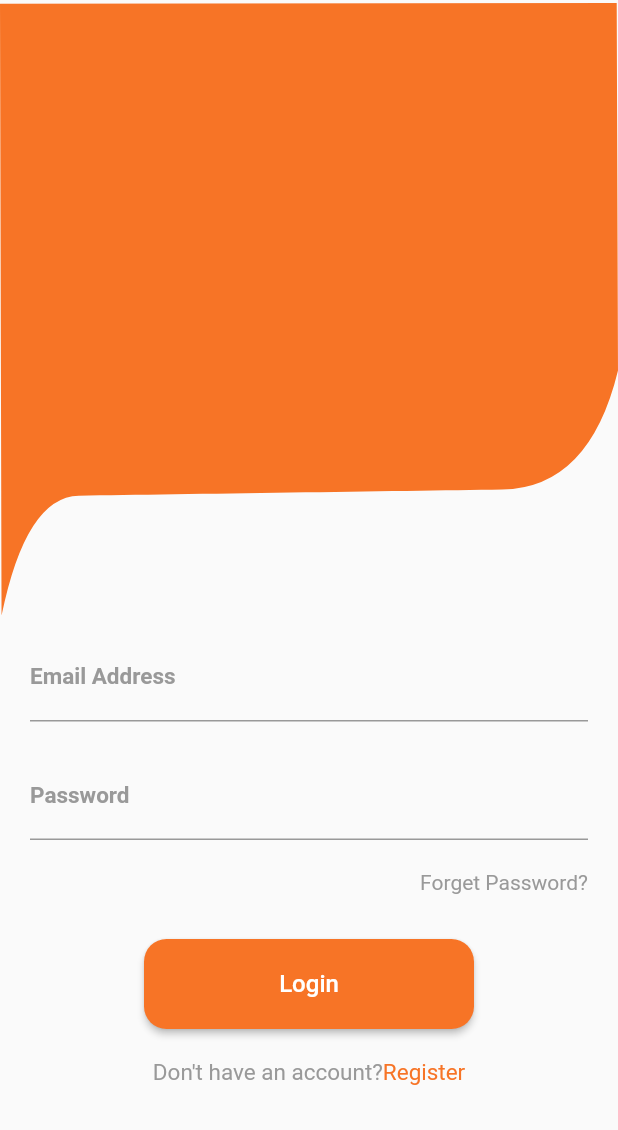
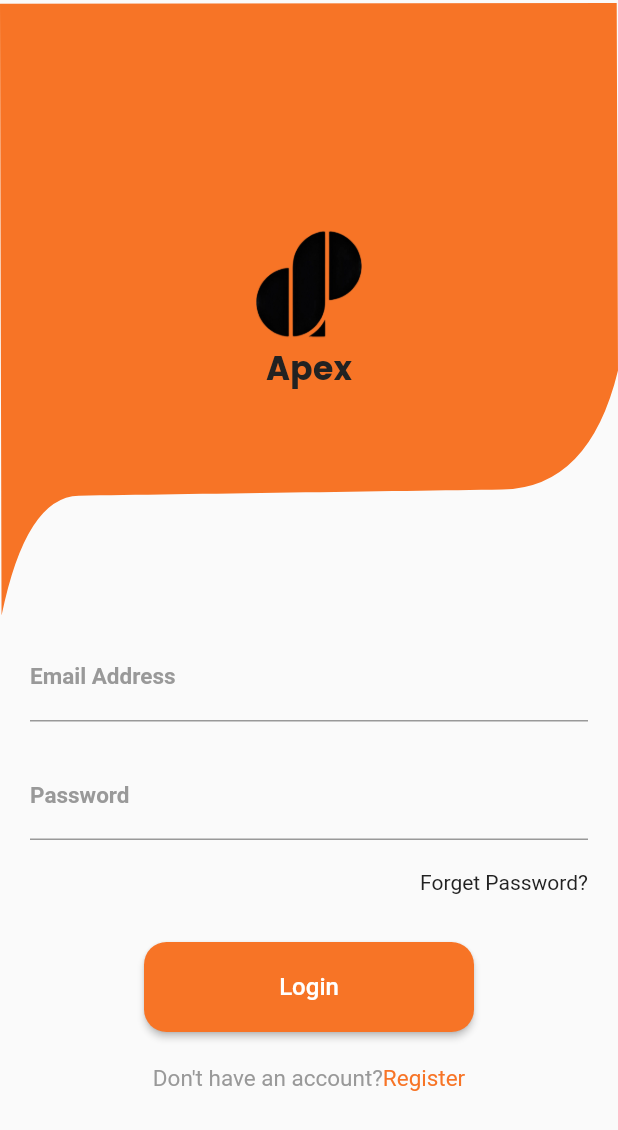
Before and after one commit to zeinabtareek/apex-master, a Flutter app: the LoginScreen screen opened directly, on a phone screen of 412 x 824 dp. Shown: the top 1130 px of the screen. Run offline on Flutter 3.47's test engine with Material 2 defaults, Android fonts, the phone set to English and light mode, and no system bars; our stand-ins replace animated_splash_screen, get; Roboto replaces fonts that are missing (Poppins SemiBold).

```diff
--- a/lib/constant.dart
+++ b/lib/constant.dart
@@ -7,4 +7,12 @@ class K {
   static const borderColor = Color(0xFFF0E5CF);
   static const cardColor = Color(0xFF082032);
   static const whiteColor = Colors.white;
+
+
+  static const sizedBoxH=SizedBox(
+    height: 22,
+  );
+  static const sizedBoxW=SizedBox(
+    width: 22,
+  );
 }
--- a/lib/main.dart
+++ b/lib/main.dart
@@ -1,5 +1,7 @@
 import 'package:apex/screens/login_screen/login_screen.dart';
+import 'package:apex/screens/splash_screen.dart';
 import 'package:flutter/material.dart';
+import 'package:get/get_navigation/src/root/get_material_app.dart';
 
 void main() {
   runApp(const MyApp());
@@ -10,9 +12,9 @@ class MyApp extends StatelessWidget {
 
   @override
   Widget build(BuildContext context) {
-    return const MaterialApp(
+    return const GetMaterialApp(
       debugShowCheckedModeBanner: false,
-      home: LoginScreen(
+      home: SplashScreen(
       ),
     );
   }
--- a/lib/screens/login_screen/login_screen.dart
+++ b/lib/screens/login_screen/login_screen.dart
@@ -3,8 +3,12 @@ import 'package:apex/component/register_button.dart';
 import 'package:apex/component/rich_text.dart';
 import 'package:apex/component/text_field.dart';
 import 'package:apex/constant.dart';
+import 'package:apex/routes/app_route.dart';
+import 'package:apex/screens/register_screen/register_screen.dart';
 import 'package:flutter/material.dart';
 import 'package:get/get.dart';
+
+import '../product_details.dart';
 
 class LoginScreen extends StatelessWidget {
   const LoginScreen({Key? key}) : super(key: key);
@@ -15,9 +19,30 @@ class LoginScreen extends StatelessWidget {
       body: SingleChildScrollView(
         child: Column(
           children: [
-            CustomPaint(
-              size: Size(Get.width, (Get.height * 0.5).toDouble()),
-              painter: Shapes(),
+            SizedBox(
+              width: Get.width,
+              height: Get.height * 0.5,
+              child: CustomPaint(
+                child: Column(
+                  mainAxisAlignment: MainAxisAlignment.center,
+                  children: [
+                    SizedBox(
+                      width: 100,
+                      height: 80,
+                      child: Image.asset("assets/images/logo.png"),
+                    ),
+                    const Text(
+                      "Apex",
+                      style: TextStyle(
+                        color: K.blackColor,
+                        fontSize: 22,
+                        fontFamily: "Poppins-Bold",
+                      ),
+                    )
+                  ],
+                ),
+                painter: Shapes(),
+              ),
             ),
             FixedTextField(
               key: key,
@@ -35,32 +60,32 @@ class LoginScreen extends StatelessWidget {
                 alignment: Alignment.bottomRight,
                 child: Text(
                   "Forget Password?",
-                  style: TextStyle(color: K.grayColor),
+                  style: TextStyle(
+                    fontSize: 14,
+                    color: K.blackColor,
+                    fontFamily: "Poppins SemiBold",
+                  ),
                 ),
               ),
             ),
-            box(),
+            K.sizedBoxH,
             RegisterButton(
               key: key,
               function: () {},
               label: "Login",
             ),
-            box(),
+            K.sizedBoxH,
             FixedRichText(
               key: key,
               leftLabel: "Don't have an account?",
               rightLabel: "Register",
-              onTab: () {},
+              onTab: () {
+                Get.toNamed(AppRoutes.registerScreen);
+              },
             ),
           ],
         ),
       ),
     );
   }
-
-  Widget box() {
-    return const SizedBox(
-      height: 20,
-    );
-  }
 }
--- a/pubspec.yaml
+++ b/pubspec.yaml
@@ -35,6 +35,9 @@ dependencies:
   # Use with the CupertinoIcons class for iOS style icons.
   cupertino_icons: ^1.0.2
   get: ^4.6.1
+  animated_splash_screen: ^1.1.0
+  carousel_slider: ^4.0.0
+  smooth_page_indicator: ^1.0.0+2
 dev_dependencies:
   flutter_test:
     sdk: flutter
```
Also changed, not shown: lib/screens/splash_screen.dart (+12 -1 lines), pubspec.lock, 1 other file.
